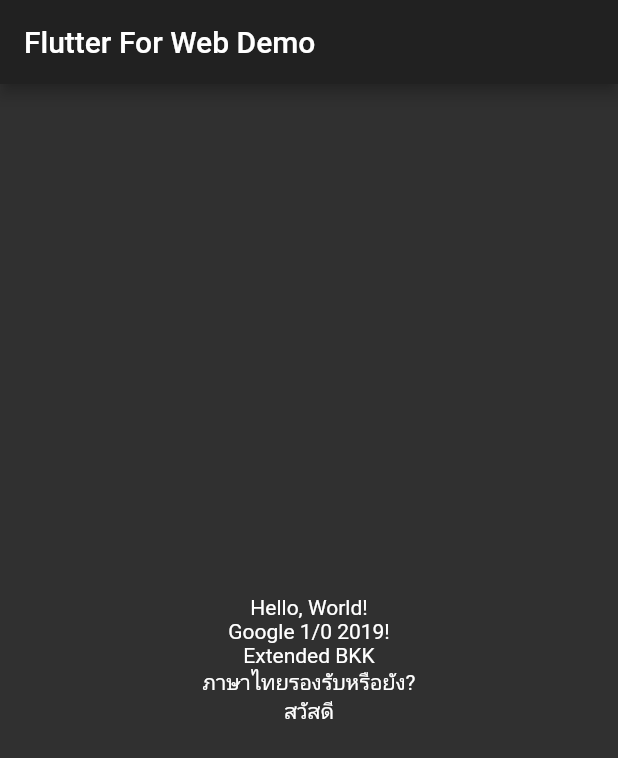
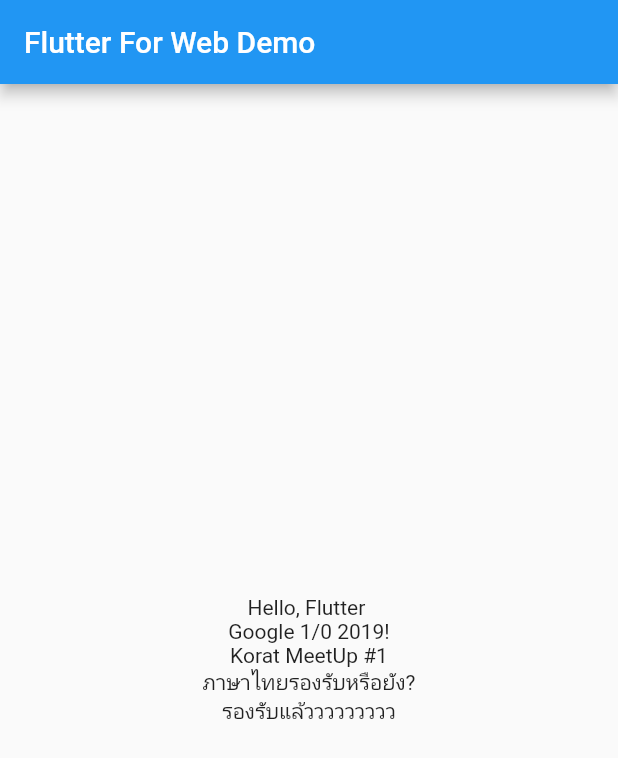
Before and after one commit to 3lVv0w/hello_world_flutter_web, a Flutter app: the screen it shows after launch, on a phone screen of 412 x 824 dp. Shown: the top 758 px of the screen. Run offline on Flutter 3.47's test engine with Material 2 defaults, Android fonts, the phone set to English and light mode, and no system bars; missing offline and left inert: flutter_web.

Commit message:
update for korat meetup

```diff
--- a/lib/launcher.dart
+++ b/lib/launcher.dart
@@ -6,8 +6,8 @@
   Widget build(BuildContext context) {
     return MaterialApp(
       title: 'Google 1/0 2019',
-      theme: ThemeData.dark(),
-      // theme: ThemeData.light(),
+      // theme: ThemeData.dark(),
+      theme: ThemeData.light(),
       home: HomePage(title: 'Flutter For Web Demo'),
       debugShowCheckedModeBanner: false,
     );
--- a/lib/view/home_page.dart
+++ b/lib/view/home_page.dart
@@ -17,19 +17,19 @@
           mainAxisAlignment: MainAxisAlignment.center,
           children: <Widget>[
             Text(
-              'Hello, World!',
+              'Hello, Flutter ',
             ),
             Text(
               'Google 1/0 2019!',
             ),
             Text(
-              'Extended BKK',
+              'Korat MeetUp #1',
             ),
             Text(
               'ภาษาไทยรองรับหรือยัง?',
             ),
             Text(
-              'สวัสดี',
+              'รองรับแล้ววววววววว',
             )
           ],
         ),
```
